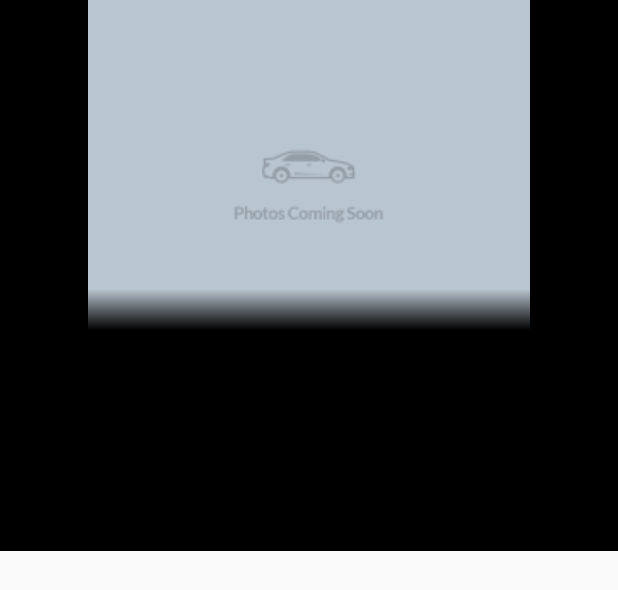
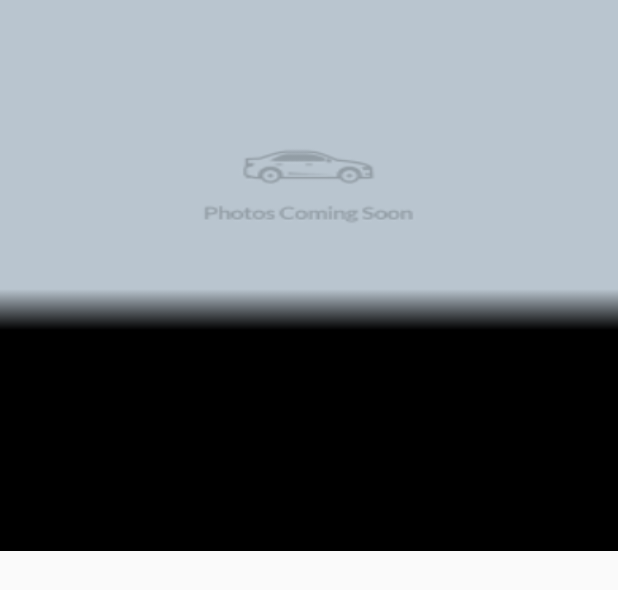
Before and after one commit to mavenusrs/Cars, an Android app: the layout article_item.xml on its own in the app's theme, with its tools: preview values and no code run, on a phone screen of 412 x 824 dp. Shown: the top 590 px of the screen. Run offline under Robolectric (Android 15) with nearby library versions, the phone set to English and light mode, and no system bars; Roboto replaces fonts that are not available here.

Commit message:
fix issues
adapter image width fix

```diff
--- a/app/src/main/res/layout-v28/article_item.xml
+++ b/app/src/main/res/layout-v28/article_item.xml
@@ -13,8 +13,10 @@
         <ImageView
             android:id="@+id/articleIV"
             android:layout_width="match_parent"
-            android:layout_height="wrap_content"
+            android:layout_height="@dimen/image_height"
             android:adjustViewBounds="true"
+            android:contentDescription="@string/app_name"
+            android:scaleType="fitXY"
             android:src="@drawable/ic_refresh_button" />
 
         <TextView
--- a/app/src/main/res/layout/article_item.xml
+++ b/app/src/main/res/layout/article_item.xml
@@ -15,6 +15,7 @@
             android:layout_width="match_parent"
             android:layout_height="@dimen/image_height"
             android:adjustViewBounds="true"
+            android:scaleType="fitXY"
             android:contentDescription="@string/sorry_there_is_no_feeds"
             android:src="@drawable/place_holder" />
 
```
